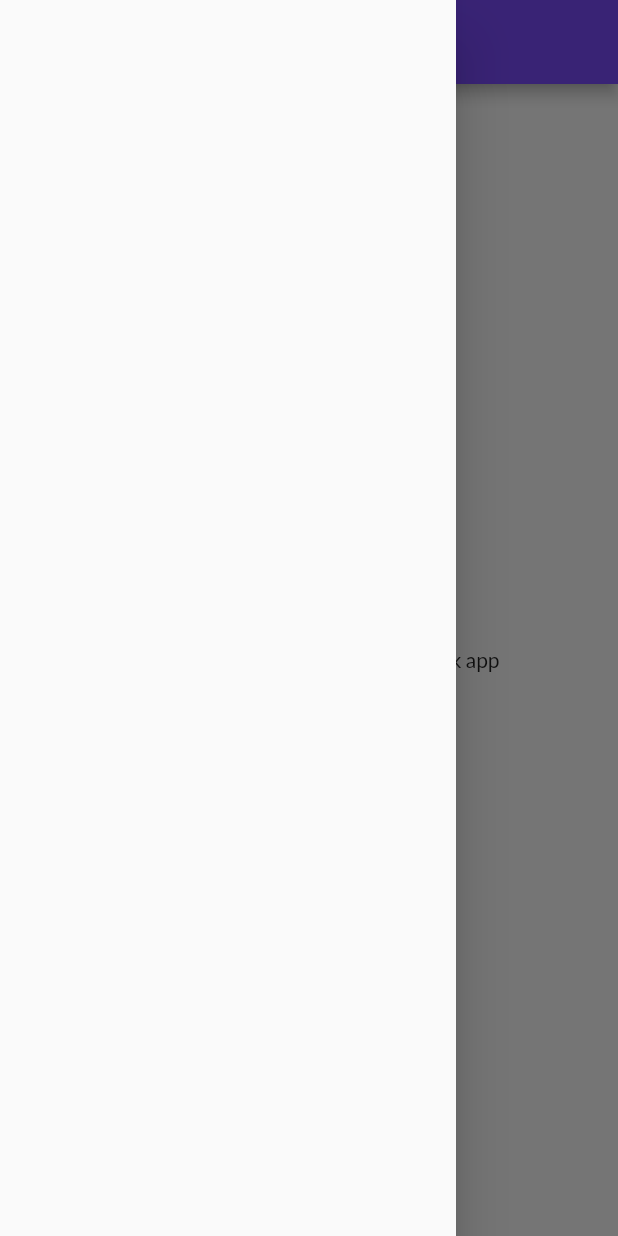
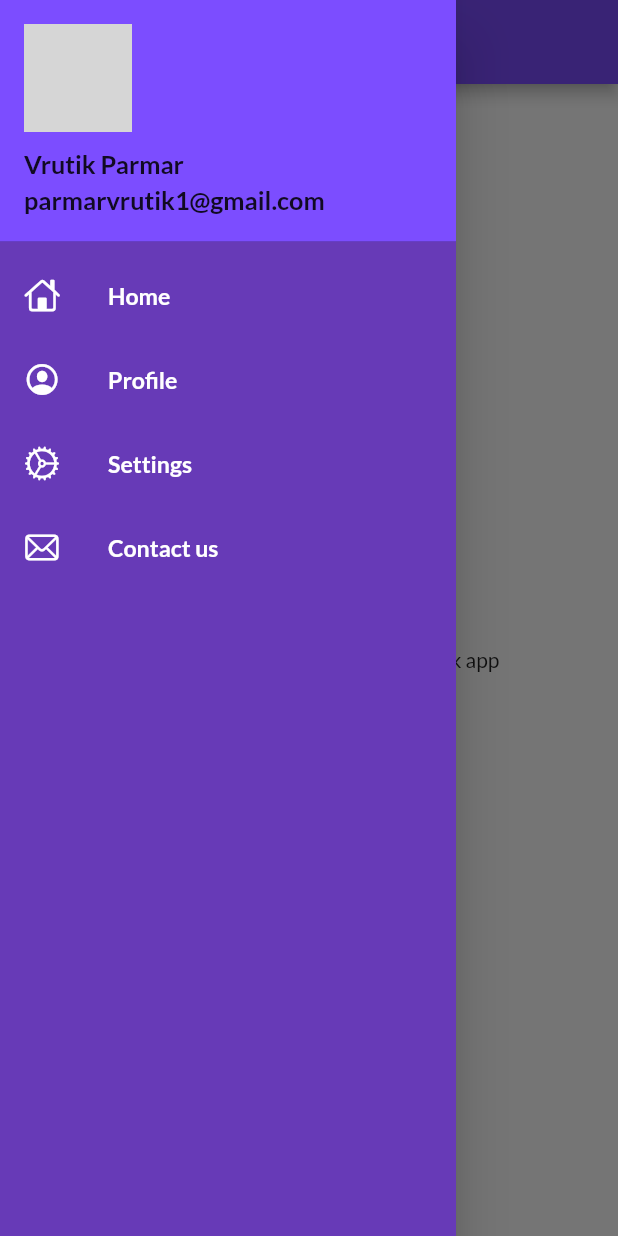
Before and after one commit to Vrutik21/Flutter, a Flutter app: the HomePage screen opened by its route, with the side drawer open, on a phone screen of 412 x 824 dp. Run offline on Flutter 3.47's test engine with Material 2 defaults, Android fonts, the phone set to English and light mode, and no system bars; our stand-ins replace google_fonts; network calls fail; grey boxes are pictures that could not be loaded.

Commit message:
commit on day-9

```diff
--- a/newapp/lib/main.dart
+++ b/newapp/lib/main.dart
@@ -21,11 +21,12 @@ class MyApp extends StatelessWidget {
         scaffoldBackgroundColor: Colors.white,
         fontFamily: GoogleFonts.lato().fontFamily
         ),
+        debugShowCheckedModeBanner: false,
       darkTheme: ThemeData(brightness: Brightness.dark),
 
 
     routes: {
-      "/":(context) => LoginPage(),
+      "/":(context) => HomePage(),
       MyRoutes.homeRoute:(context) => HomePage(),
       MyRoutes.loginRoute:(context) => LoginPage(),
       },
--- a/newapp/lib/pages/home.dart
+++ b/newapp/lib/pages/home.dart
@@ -1,4 +1,5 @@
 import 'package:flutter/material.dart';
+import 'package:newapp/widgets/drawer.dart';
 
 // ignore: must_be_immutable
 class HomePage extends StatelessWidget {
@@ -18,7 +19,7 @@ class HomePage extends StatelessWidget {
           child: Text("Welcome to $days days of my first $name app"),
         ),
       ),
-      drawer: Drawer(),
+      drawer: MyDrawer(),
     );
   }
 }
--- /dev/null
+++ b/newapp/lib/widgets/drawer.dart
@@ -0,0 +1,54 @@
+import 'package:flutter/cupertino.dart';
+import 'package:flutter/material.dart';
+class MyDrawer extends StatelessWidget {
+  const MyDrawer({Key key}) : super(key: key);
+
+  @override
+  Widget build(BuildContext context) {
+    final imageUrl = "https://wallpaperaccess.com/full/1302871.jpg";
+    return Drawer(
+      child: Container(
+        color: Colors.deepPurple,
+        child: ListView(
+          padding: EdgeInsets.zero,
+          children: [
+            DrawerHeader(
+              padding:EdgeInsets.zero,
+              child: UserAccountsDrawerHeader(
+                decoration: BoxDecoration(color: Colors.deepPurpleAccent),
+                margin: EdgeInsets.zero,
+                accountName:Text ("Vrutik Parmar",textScaleFactor: 1.2,style: TextStyle(fontWeight: FontWeight.bold),),
+                accountEmail: Text("parmarvrutik1@gmail.com",textScaleFactor: 1.2,style: TextStyle(fontWeight: FontWeight.bold),),
+                currentAccountPicture: CircleAvatar(backgroundImage: NetworkImage(imageUrl) ,),
+            )
+            ),
+            ListTile(
+              leading: Icon(CupertinoIcons.home,color: Colors.white,
+              ),
+              title: Text("Home",textScaleFactor: 1.1,style: TextStyle(color: Colors.white,fontWeight: FontWeight.bold),
+              ),
+            ),
+            ListTile(
+              leading: Icon(CupertinoIcons.profile_circled,color: Colors.white,
+              ),
+              title: Text("Profile",textScaleFactor: 1.1,style: TextStyle(color: Colors.white,fontWeight: FontWeight.bold),
+              ),
+            ),
+            ListTile(
+              leading: Icon(CupertinoIcons.settings_solid,color: Colors.white,
+              ),
+              title: Text("Settings",textScaleFactor: 1.1,style: TextStyle(color: Colors.white,fontWeight: FontWeight.bold),
+              ),
+            ),
+            ListTile(
+              leading: Icon(CupertinoIcons.mail,color: Colors.white,
+              ),
+              title: Text("Contact us",textScaleFactor: 1.1,style: TextStyle(color: Colors.white,fontWeight: FontWeight.bold),
+              ),
+            )
+          ],
+        ),
+      ),
+    );
+  }
+}
```
